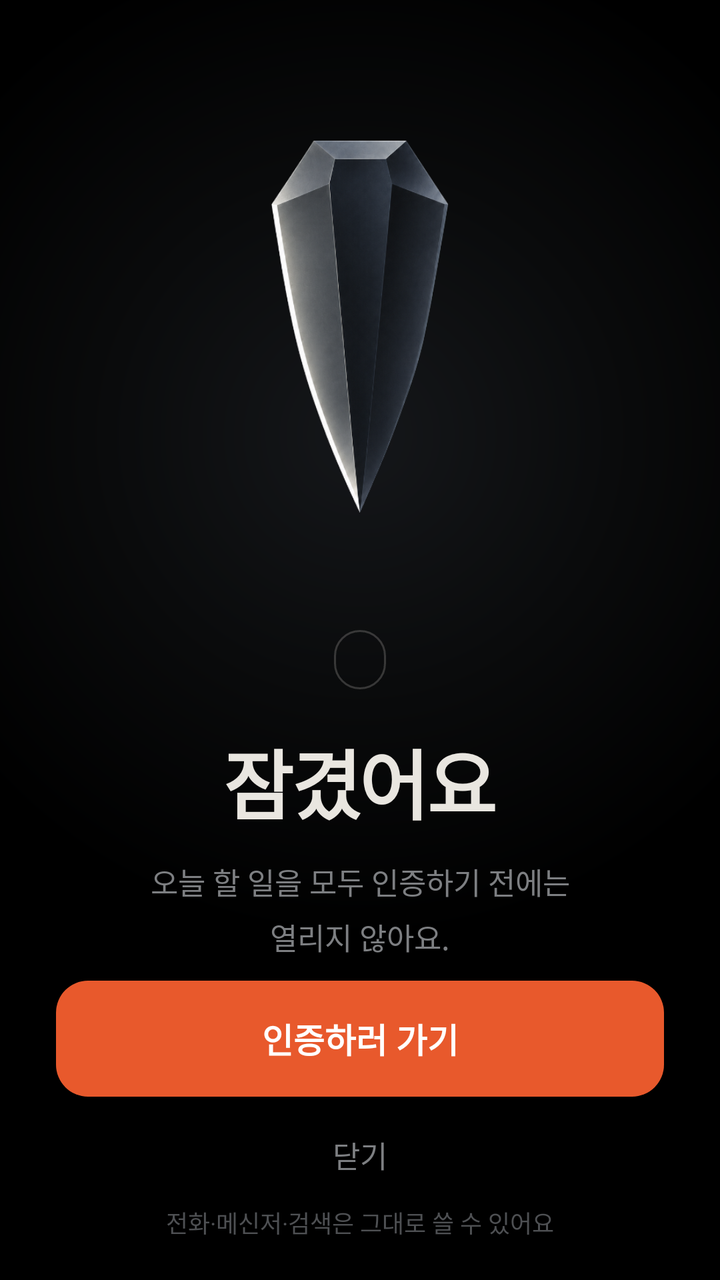
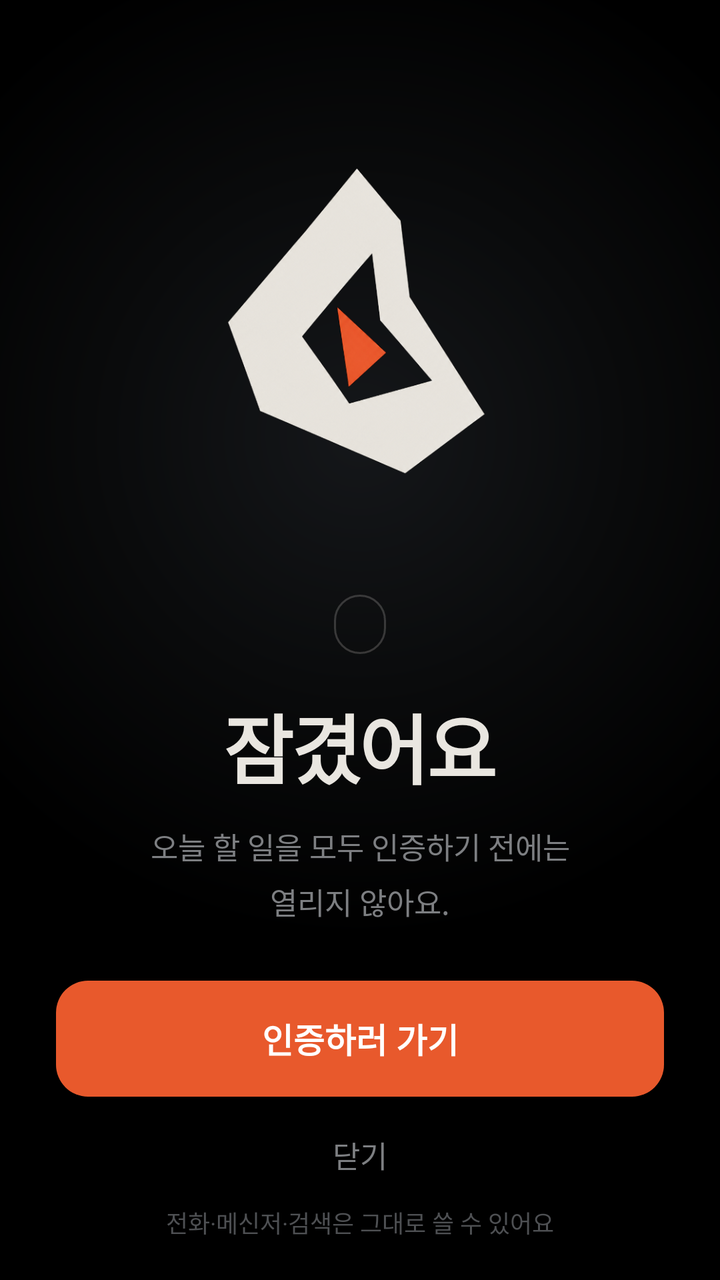

Screens rendered from an Android XML layout before and after an edit, with the pre-edit source and the edit as a unified diff.
<!-- AndroidManifest.xml: activity theme LockTheme -->
<!-- res/layout/lock.xml -->
<?xml version="1.0" encoding="utf-8"?>
<FrameLayout xmlns:android="http://schemas.android.com/apk/res/android"
    android:id="@+id/lock_root"
    android:layout_width="match_parent"
    android:layout_height="match_parent"
    android:background="@drawable/bg_lock_night"
    android:fitsSystemWindows="true">

    <LinearLayout
        android:layout_width="match_parent"
        android:layout_height="match_parent"
        android:gravity="center_horizontal"
        android:orientation="vertical"
        android:paddingStart="28dp"
        android:paddingTop="24dp"
        android:paddingEnd="28dp"
        android:paddingBottom="20dp">

        <Space
            android:layout_width="0dp"
            android:layout_height="0dp"
            android:layout_weight="5" />

        <ImageView
            android:id="@+id/lock_mark"
            android:layout_width="264dp"
            android:layout_height="264dp"
            android:scaleType="fitCenter"
            android:src="@drawable/lock_art" />

        <TextView
            android:id="@+id/lock_where"
            android:layout_width="wrap_content"
            android:layout_height="wrap_content"
            android:layout_marginTop="18dp"
            android:background="@drawable/bg_lock_pill"
            android:paddingStart="13dp"
            android:paddingTop="6dp"
            android:paddingEnd="13dp"
            android:paddingBottom="6dp"
            android:textColor="#B9B5AE"
            android:textSize="13sp"
            android:textStyle="bold" />

        <TextView
            android:id="@+id/lock_title"
            android:layout_width="match_parent"
            android:layout_height="wrap_content"
            android:layout_marginTop="18dp"
            android:gravity="center"
            android:letterSpacing="-0.03"
            android:text="잠겼어요"
            android:textColor="#E9E6E0"
            android:textSize="38sp"
            android:textStyle="bold" />

        <TextView
            android:id="@+id/lock_body"
            android:layout_width="match_parent"
            android:layout_height="wrap_content"
            android:layout_marginTop="12dp"
            android:gravity="center"
            android:lineSpacingExtra="6dp"
            android:text="오늘 할 일을 모두 인증하기 전에는\n열리지 않아요."
            android:textColor="#7D7F82"
            android:textSize="15sp" />

        <Space
            android:layout_width="0dp"
            android:layout_height="0dp"
            android:layout_weight="6" />

        <TextView
            android:id="@+id/lock_go"
            android:layout_width="match_parent"
            android:layout_height="58dp"
            android:background="@drawable/bg_lock_button"
            android:gravity="center"
            android:text="인증하러 가기"
            android:textColor="#FFFFFF"
            android:textSize="17sp"
            android:textStyle="bold" />

        <TextView
            android:id="@+id/lock_close"
            android:layout_width="match_parent"
            android:layout_height="50dp"
            android:layout_marginTop="4dp"
            android:gravity="center"
            android:text="닫기"
            android:textColor="#7D7F82"
            android:textSize="15sp" />

        <TextView
            android:id="@+id/lock_hint"
            android:layout_width="match_parent"
            android:layout_height="wrap_content"
            android:gravity="center"
            android:text="전화·메신저·검색은 그대로 쓸 수 있어요"
            android:textColor="#4E5053"
            android:textSize="12sp" />
    </LinearLayout>
</FrameLayout>
<!-- resources referenced by this layout -->
<resources>
  <!-- drawable bg_lock_button (drawable) -->
  <?xml version="1.0" encoding="utf-8"?>
  <ripple xmlns:android="http://schemas.android.com/apk/res/android" android:color="#33FFFFFF">
      <item>
          <shape>
              <solid android:color="#E8592C" />
              <corners android:radius="16dp" />
          </shape>
      </item>
  </ripple>
  <!-- drawable bg_lock_night (drawable) -->
  <?xml version="1.0" encoding="utf-8"?>
  <layer-list xmlns:android="http://schemas.android.com/apk/res/android">
      <item>
          <shape><solid android:color="#000000" /></shape>
      </item>
      <item>
          <shape>
              <gradient
                  android:type="radial"
                  android:centerX="0.5"
                  android:centerY="0.34"
                  android:gradientRadius="70%p"
                  android:startColor="#15171A"
                  android:centerColor="#0A0B0C"
                  android:endColor="#00000000" />
          </shape>
      </item>
  </layer-list>
  <!-- drawable bg_lock_pill (drawable) -->
  <?xml version="1.0" encoding="utf-8"?>
  <shape xmlns:android="http://schemas.android.com/apk/res/android">
      <solid android:color="#00000000" />
      <stroke android:width="1dp" android:color="#33E9E6E0" />
      <corners android:radius="14dp" />
  </shape>
  <!-- drawable lock_art: png bitmap (drawable-nodpi, 167294 bytes) -->
  <style name="LockTheme" parent="android:Theme.Material.NoActionBar">
          <item name="android:windowBackground">@drawable/bg_lock_night</item>
          <item name="android:statusBarColor">#000000</item>
          <item name="android:navigationBarColor">#000000</item>
          <item name="android:windowLightStatusBar">false</item>
          <item name="android:windowLightNavigationBar">false</item>
          <item name="android:windowAnimationStyle">@style/LockAnimation</item>
      </style>
  <style name="LockAnimation">
          <item name="android:windowEnterAnimation">@anim/lock_in</item>
          <item name="android:windowExitAnimation">@anim/lock_out</item>
          <item name="android:activityOpenEnterAnimation">@anim/lock_in</item>
          <item name="android:activityCloseExitAnimation">@anim/lock_out</item>
      </style>
</resources>

<!-- the commit's change to res/layout/lock.xml (unified diff, before → after) -->
@@ -23,8 +23,8 @@
 
         <ImageView
             android:id="@+id/lock_mark"
-            android:layout_width="264dp"
-            android:layout_height="264dp"
+            android:layout_width="232dp"
+            android:layout_height="232dp"
             android:scaleType="fitCenter"
             android:src="@drawable/lock_art" />
 
<!-- resource entries referenced after the edit -->
@@ -36,7 +36,7 @@
       <stroke android:width="1dp" android:color="#33E9E6E0" />
       <corners android:radius="14dp" />
   </shape>
-  <!-- drawable lock_art: png bitmap (drawable-nodpi, 167294 bytes) -->
+  <!-- drawable lock_art: png bitmap (drawable-nodpi, 150101 bytes) -->
   <style name="LockTheme" parent="android:Theme.Material.NoActionBar">
           <item name="android:windowBackground">@drawable/bg_lock_night</item>
           <item name="android:statusBarColor">#000000</item>
